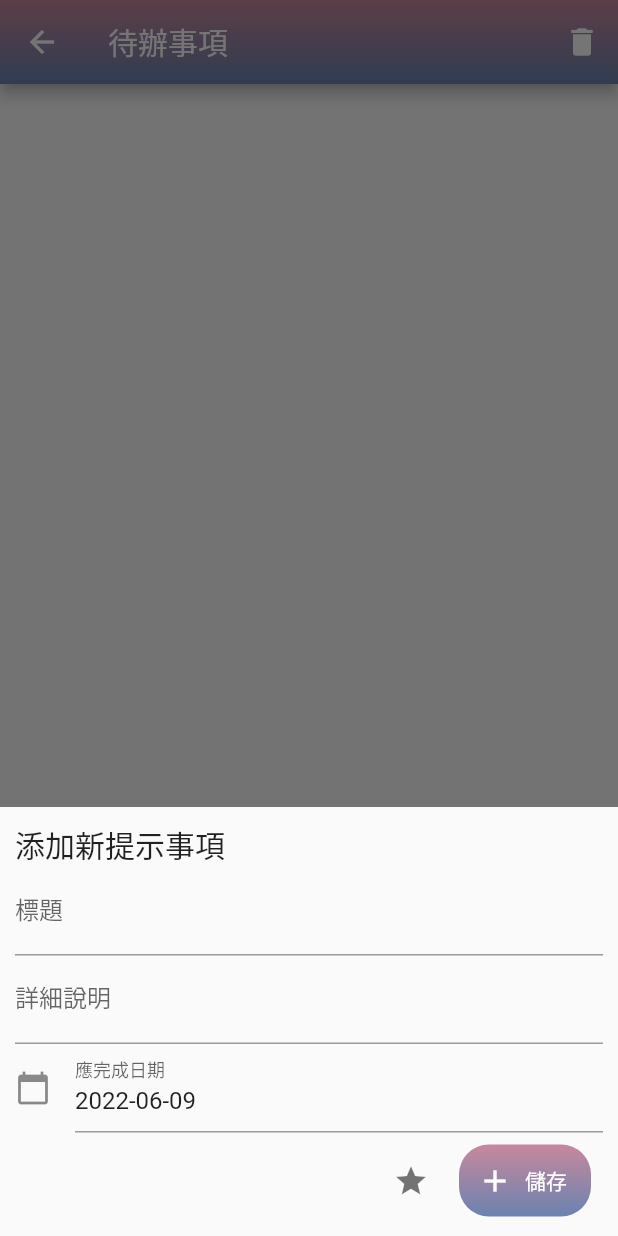
After one commit to yenyen0318/flutter_intro, a Flutter app: the TodoListPage screen opened directly, after a tap on the "add" icon, on a phone screen of 412 x 824 dp. The commit adds this screen. Run offline on Flutter 3.47's test engine with Material 2 defaults, Android fonts, the phone set to English and light mode, and no system bars; our stand-ins replace flutter_slidable, sqflite; missing offline and left inert: flutter_arc_text; accounts and stored records are empty.

Commit message:
add todo list page

```diff
--- /dev/null
+++ b/lib/database/TodoDB.dart
@@ -0,0 +1,111 @@
+import 'package:intl/intl.dart';
+import 'package:sqflite/sqflite.dart';
+import 'package:path/path.dart';
+
+class Todo {
+  final int? id;
+  final String title;
+  final String detail;
+  final bool isfinish;
+  final bool top;
+  final DateTime? endDate;
+
+  Todo({
+    this.id,     //編號
+    this.title = '',  //標題
+    this.detail = '', //詳細資訊
+    this.top = false,    //置頂
+    this.isfinish = false, //是否完成
+    this.endDate  //完成日期
+  });
+
+  Map<String, dynamic> toMap() {
+    var map = <String, dynamic> {
+      'title': title,
+      'detail': detail,
+      'top': top ? 1: 0,
+      'isfinish': isfinish ? 1: 0,
+      'endDate': endDate.toString()
+    };
+
+    if (id != null) map['id'] = id;
+    return map;
+  }
+}
+
+class TodoDB {
+  static Database? _database;
+
+  //若發現_database 為 null 則進行 _initiateDatabase()
+  static Future<Database> get database async =>
+      _database ??= await _initiateDatabase();
+
+  //建立todos資料表
+  static Future<Database> _initiateDatabase() async {
+    _database = await openDatabase(
+      join(await getDatabasesPath(), 'todo.db'),
+      onCreate: (db, version) {
+        return db.execute(
+          "CREATE TABLE todos(id INTEGER PRIMARY KEY AUTOINCREMENT NOT NULL, title TEXT, detail TEXT, top INTEGER, isfinish INTEGER, endDate INTEGER)",
+        );
+      },
+      version: 1,
+    );
+    return database;
+  }
+
+  //取得todos內容
+  static Future<List<Todo>> getTodos() async {
+    final Database db = await database;
+    final List<Map<String, dynamic>> maps = await db.rawQuery(
+      'SELECT id, title, detail, isfinish, top, endDate FROM todos ORDER BY isfinish ASC, top DESC');
+
+    return List.generate(maps.length, (i) {
+      return Todo(
+        id: maps[i]['id'],
+        title: maps[i]['title'],
+        detail: maps[i]['detail'],
+        isfinish:maps[i]['isfinish'] == 1,
+        top: maps[i]['top'] == 1,
+        endDate: DateFormat('yyyy-MM-dd').parse(maps[i]['endDate']),
+      );
+    });
+  }
+
+  //新增
+  static Future<void> addTodo(Todo todo) async {
+      final Database db = await database;
+      await db.insert(
+        'todos',
+        todo.toMap(),
+        conflictAlgorithm: ConflictAlgorithm.replace,
+      );
+  }
+
+  //修改
+  static Future<void> updateTodo(Todo todo) async {
+    final Database db = await database;
+    await db.update(
+      'todos',
+      todo.toMap(),
+      where: "id = ?",
+      whereArgs: [todo.id],
+    );
+  }
+
+  //刪除
+  static Future<void> deleteTodo(int? id) async {
+    final Database db = await database;
+    await db.delete(
+      'todos',
+      where: "id = ?",
+      whereArgs: [id],
+    );
+  }
+
+  static Future<void> deleteAllTodo() async {
+    final Database db = await database;
+    await db.execute("DROP TABLE IF EXISTS todos");
+    await db.execute("CREATE TABLE todos(id INTEGER PRIMARY KEY AUTOINCREMENT NOT NULL, title TEXT, detail TEXT, top INTEGER, isfinish INTEGER, endDate INTEGER)");
+  }
+}
--- a/lib/main.dart
+++ b/lib/main.dart
@@ -1,6 +1,7 @@
 import 'package:flutter/material.dart';
 import 'package:intro/views/about_view.dart';
 import 'package:intro/views/login_view.dart';
+import 'package:intro/views/todo_view.dart';
 import 'package:intro/widgets/custom_gradient_item.dart';
 
 void main() {
@@ -91,7 +92,7 @@ class MyHomePage extends StatelessWidget {
                   onTap: () {
                     Navigator.push(
                       context,
-                      MaterialPageRoute(builder: (context) => LoginPage()),
+                      MaterialPageRoute(builder: (context) => const TodoListPage(title: '待辦事項',)),
                     );
                   }
                 ),
--- /dev/null
+++ b/lib/views/todo_upsert_view.dart
@@ -0,0 +1,130 @@
+import 'package:flutter/material.dart';
+import 'package:intl/intl.dart';
+import '../database/TodoDB.dart';
+import '../model/todo.dart';
+import '../widgets/custom_gradient_item.dart';
+
+class UpsertTodoList extends StatefulWidget {
+  const UpsertTodoList({Key? key, required this.defaultItem}) : super(key: key);
+  final Todo defaultItem;
+
+  @override
+  _UpsertTodoListState createState() => _UpsertTodoListState();
+}
+
+class _UpsertTodoListState extends State<UpsertTodoList> {
+  final TextEditingController _title = TextEditingController();
+  final TextEditingController _detail = TextEditingController();
+  final TextEditingController? _endDate = TextEditingController();
+  int? _id = 0;
+  bool _isTop = false;
+  bool _validate  = false;
+
+  @override
+  void initState() {
+    _id = widget.defaultItem.id;
+    _title.text = widget.defaultItem.title;
+    _detail.text = widget.defaultItem.detail;
+    _endDate?.text =  DateFormat('yyyy-MM-dd').format(widget.defaultItem.endDate??DateTime.now());
+    _isTop = widget.defaultItem.top;
+    super.initState();
+  }
+
+  @override
+  Widget build(BuildContext context) {
+    return upsertItem();
+  }
+
+  Widget upsertItem() {
+    String? _checkValueValidate(TextEditingController value) {
+      return value.text.isEmpty? '請填寫': null;
+    }
+
+    return Padding(
+      padding: EdgeInsets.only( top: 10, left: 10, right: 10, bottom: MediaQuery.of(context).viewInsets.bottom + 5),
+      child: Wrap(
+        children: <Widget>[
+          Text(
+            "添加新提示事項",
+            style: Theme.of(context).textTheme.headline6,
+          ),
+          TextField(
+            controller: _title,
+            decoration: InputDecoration(
+              border: const UnderlineInputBorder(),
+              labelText: '標題',
+              errorText:  _validate ? _checkValueValidate(_title) : null
+            ),
+          ),
+          TextField(
+            controller: _detail,
+            keyboardType: TextInputType.multiline,
+            maxLines: null,
+            decoration: InputDecoration(
+              border: const UnderlineInputBorder(),
+              labelText: '詳細說明',
+              errorText: _validate ? _checkValueValidate(_detail): null
+            ),
+          ),
+          TextField(
+            controller: _endDate,
+            decoration: const InputDecoration(
+                icon: Icon(Icons.calendar_today),
+                labelText: "應完成日期"
+            ),
+            readOnly: true,
+            onTap: () async {
+              DateTime? pickedDate = await showDatePicker(
+                  context: context,
+                  initialDate: DateTime.now(),
+                  firstDate: DateTime(2000),
+                  lastDate: DateTime(2101)
+              );
+
+              if(pickedDate != null ){
+                setState(() {
+                    _endDate?.text =  DateFormat('yyyy-MM-dd').format(pickedDate);
+                });
+              }
+            },
+          ),
+          ButtonBar(
+            children: <Widget>[
+              IconButton(
+                icon: getStarStyle(_isTop),
+                onPressed: () {
+                  setState(() {
+                    _isTop = !_isTop;
+                  });
+                },
+              ),
+              GradientButton(
+                text: const Text("儲存"),
+                gradientColors: const [Color.fromARGB(255, 106, 131, 176),Color.fromRGBO(199, 136, 157, 1)],
+                icon: const Icon(Icons.add),
+                onPressed: () {
+                  setState(() {
+                    _validate = _title.value.text.isEmpty || _detail.value.text.isEmpty;
+                  });
+
+                  if (!_validate) {
+                    Navigator.of(context).pop(Todo(
+                      id: _id,
+                      title: _title.text,
+                      detail: _detail.text,
+                      top: _isTop,
+                      isfinish: false,
+                      endDate: DateFormat('yyyy-MM-dd').parse(_endDate!.text),
+                    ));
+                    _title.clear();
+                    _detail.clear();
+                  }
+                },
+              )
+            ],
+          ),
+        ],
+      )
+    );
+  }
+}
--- /dev/null
+++ b/lib/views/todo_view.dart
@@ -0,0 +1,150 @@
+import 'package:flutter/material.dart';
+
+import '../database/TodoDB.dart';
+import '../model/todo.dart';
+import '../widgets/custom_gradient_item.dart';
+import 'todo_upsert_view.dart';
+
+
+class TodoListPage extends StatefulWidget {
+  const TodoListPage({Key? key, required this.title}) : super(key: key);
+  final String title;
+
+  @override
+  State<TodoListPage> createState() => _TodoListPageState();
+}
+
+class _TodoListPageState extends State<TodoListPage> {
+  late List<Todo> _todos = <Todo>[];
+
+  @override
+  void initState() {
+    super.initState();
+    _getTodoList();
+  }
+
+  @override
+  void dispose() {
+    super.dispose();
+  }
+
+  @override
+  Widget build(BuildContext context) {
+    return Container(
+      child: Scaffold(
+        appBar:  GradientAppBar(
+          gradientColors: const [Color.fromARGB(255, 106, 131, 176),Color.fromRGBO(199, 136, 157, 1)],
+          text: widget.title,
+          actions: [
+            IconButton(
+              onPressed: (){
+                _deleteAllTodoList();
+              },
+              icon: const Icon(Icons.delete))
+          ],
+        ),
+
+        body:  Center(
+          child: ListView(
+            children: _todos.map((Todo todo) {
+              return TodoItem(
+                todo: todo,
+                onTodoFinish: _handleTodoChange,
+                onStarChanged: _handleStarChange,
+                onTodoDelete: _handleTodoDelete,
+                onTodoEdit:  (){
+                  _showTodoItemBottomSheet(todo, TodoActionType.update);
+                },
+              );
+            }).toList(),
+          ),
+        ),
+        floatingActionButton: GradientFloatingActionButton(
+          icon: const Icon(Icons.add,),
+          gradientColors: const [Color.fromARGB(255, 106, 131, 176),Color.fromRGBO(199, 136, 157, 1)],
+          onPressed: () {
+            _showTodoItemBottomSheet(null, TodoActionType.insert);
+          },
+        )
+      ),
+    );
+  }
+
+  void _handleTodoChange(Todo item) async {
+    final updateItem = Todo(
+      id: item.id,
+      title: item.title,
+      detail: item.detail,
+      top: item.top,
+      isfinish: !item.isfinish,
+      endDate: item.endDate
+    );
+    await TodoDB.updateTodo(updateItem);
+    _getTodoList();
+  }
+
+  void _handleTodoDelete(Todo item) async {
+    await TodoDB.deleteTodo(item.id);
+    _getTodoList();
+  }
+
+  void _handleStarChange(Todo item) async {
+    final updateItem = Todo(
+      id: item.id,
+      title: item.title,
+      detail: item.detail,
+      top: !item.top,
+      isfinish: item.isfinish,
+      endDate: item.endDate
+    );
+    await TodoDB.updateTodo(updateItem);
+    _getTodoList();
+  }
+
+  void _addTodoItem(Todo item) async {
+    await TodoDB.addTodo(item);
+    _getTodoList();
+  }
+
+  void _updateTodoItem(Todo item) async {
+    await TodoDB.updateTodo(item);
+    _getTodoList();
+  }
+
+  void _showTodoItemBottomSheet(Todo? item, TodoActionType type) async {
+    return showModalBottomSheet<Todo>(
+      context: context,
+      isScrollControlled: true,
+      builder: (BuildContext context) {
+        return UpsertTodoList(defaultItem: item?? Todo());
+      },
+      ).then((Todo? item) {
+        if(item != null) {
+          switch(type){
+            case TodoActionType.insert:
+              _addTodoItem(item);
+              break;
+            case TodoActionType.update:
+              _updateTodoItem(item);
+              break;
+          }
+        }
+      }
+    );
+  }
+
+  // 查所有list
+  void _getTodoList() async {
+    final list = await TodoDB.getTodos();
+    setState(() {
+      _todos = list;
+    });
+  }
+
+  void _deleteAllTodoList() async {
+    await TodoDB.deleteAllTodo();
+    setState(() {
+      _todos = [];
+    });
+  }
+}
--- a/lib/widgets/custom_gradient_item.dart
+++ b/lib/widgets/custom_gradient_item.dart
@@ -5,10 +5,12 @@ class GradientAppBar extends StatelessWidget with PreferredSizeWidget{
     Key? key,
     required this.gradientColors,
     required this.text,
+    this.actions,
   }) : super(key: key);
 
   final List<Color> gradientColors;
   final String text;
+  final List<Widget>? actions;
 
   @override
   Widget build(BuildContext context) {
@@ -23,6 +25,7 @@ class GradientAppBar extends StatelessWidget with PreferredSizeWidget{
               )
           ),
         ),
+        actions: actions,
       );
   }
 
@@ -121,3 +124,74 @@ class GradientChip extends StatelessWidget {
       );
   }
 }
+
+class GradientFloatingActionButton extends StatelessWidget {
+  final Icon icon;
+  final List<Color> gradientColors;
+  final VoidCallback? onPressed;
+
+  const GradientFloatingActionButton({
+    Key? key,
+    required this.icon,
+    required this.gradientColors,
+    required this.onPressed,
+  }) : super(key: key);
+
+  @override
+  Widget build(BuildContext context) {
+    return FloatingActionButton(
+      child: Container(
+        width: 60,
+        height: 60,
+        child: icon,
+        decoration: BoxDecoration(
+          borderRadius: BorderRadius.circular(30.0),
+          gradient: LinearGradient(
+              colors: gradientColors,
+              begin: Alignment.bottomCenter,
+              end: Alignment.topCenter
+          )
+        ),
+      ),
+      onPressed: onPressed,
+    );
+  }
+}
+
+class GradientButton extends StatelessWidget {
+  final Icon icon;
+  final Text text;
+  final List<Color> gradientColors;
+  final VoidCallback? onPressed;
+
+  const GradientButton({
+    Key? key,
+    required this.icon,
+    required this.text,
+    required this.gradientColors,
+    required this.onPressed,
+  }) : super(key: key);
+
+  @override
+  Widget build(BuildContext context) {
+    return Container(
+        child: ElevatedButton.icon(
+          style: ButtonStyle(
+            backgroundColor: MaterialStateProperty.all(Colors.transparent),
+            shadowColor: MaterialStateProperty.all(Colors.transparent),
+          ),
+          icon: icon,
+          label: text,
+          onPressed: onPressed,
+        ),
+        decoration: BoxDecoration(
+          borderRadius: BorderRadius.circular(20.0),
+          gradient: LinearGradient(
+              colors: gradientColors,
+              begin: Alignment.bottomCenter,
+              end: Alignment.topCenter
+          )
+        ),
+      );
+  }
+}
--- a/pubspec.yaml
+++ b/pubspec.yaml
@@ -35,6 +35,9 @@ dependencies:
   # Use with the CupertinoIcons class for iOS style icons.
   cupertino_icons: ^1.0.2
   flutter_arc_text: ^0.5.0
+  sqflite: ^2.0.2+1
+  flutter_slidable: ^1.3.0
+  intl: ^0.17.0
 
 dev_dependencies:
   flutter_test:
```
Also changed, not shown: lib/model/todo.dart (added, +93 -0 lines), pubspec.lock, 1 other file.
